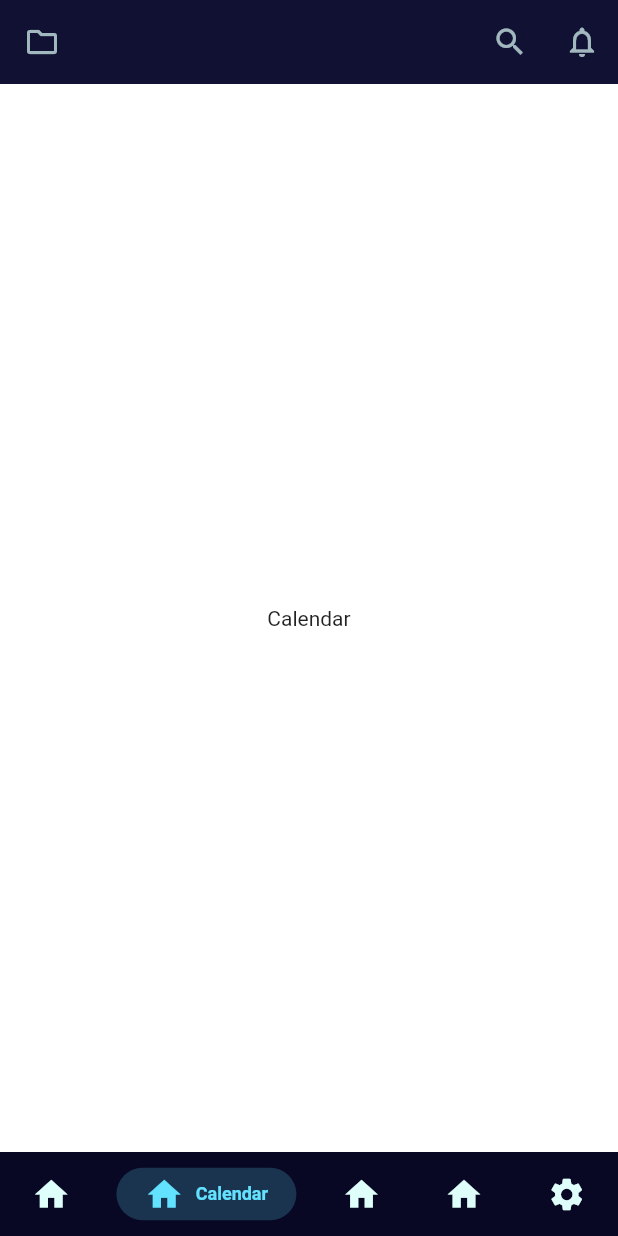
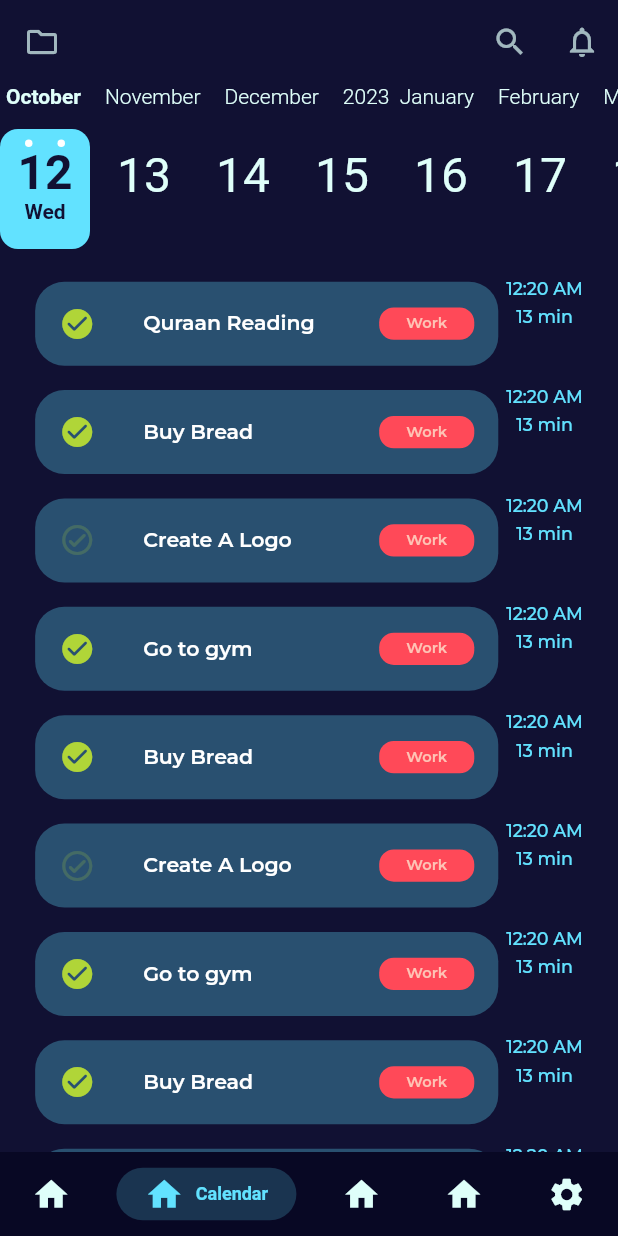
Before and after one commit to FouadBahari/nixo, a Flutter app: the MainScreen screen opened by its route, item 2 of the bottom bar chosen, on a phone screen of 412 x 824 dp. Run offline on Flutter 3.47's test engine with Material 2 defaults, Android fonts, the light colour scheme and no system bars; drawn by our look-alikes of calendar_timeline, flutter_slidable, persistent_bottom_nav_bar; our stand-ins replace bloc, equatable, firebase_core, fluttertoast, get, introduction_screen; accounts and stored records are empty; project files that could hold a hidden picture were left out.

Commit message:
calander

```diff
--- a/lib/core/utils/app_colors.dart
+++ b/lib/core/utils/app_colors.dart
@@ -8,6 +8,9 @@ class AppColors {
   static Color mistakes = HexColor.fromHex("#FF4958");
   static Color success = HexColor.fromHex("#B0D538");
   static Color appBarIConColor = HexColor.fromHex("#DFFFFA");
+  static Color boxColor = HexColor.fromHex("#295070");
+  static Color redTitle = HexColor.fromHex("#FEC3B5");
+
 
   static Color black = HexColor.fromHex("#000000");
   static Color white = HexColor.fromHex("#FFFFFF");
--- a/lib/core/utils/app_dimensions.dart
+++ b/lib/core/utils/app_dimensions.dart
@@ -5,7 +5,7 @@ class AppSize {
   static double screenWidth = Get.context!.width;
 
   static double factorHeight = screenHeight / 844;
-  static double factorwidth = screenHeight / 390;
+  static double factorwidth = screenWidth / 390;
 
   static double height1_5 = 1.5 * factorHeight;
   static double height2 = 2 * factorHeight;
@@ -27,6 +27,7 @@ class AppSize {
   static double height55 = 55 * factorHeight;
   static double height60 = 60 * factorHeight;
   static double height61 = 61 * factorHeight;
+  static double height62 = 62 * factorHeight;
   static double height80 = 80 * factorHeight;
   static double height100 = 100 * factorHeight;
   static double height120 = 120 * factorHeight;
@@ -52,6 +53,7 @@ class AppSize {
   static double width40 = 40 * factorwidth;
   static double width45 = 45 * factorwidth;
   static double width50 = 50 * factorwidth;
+  static double width60 = 60 * factorwidth;
   static double width100 = 100 * factorwidth;
   static double width120 = 120 * factorwidth;
   static double width150 = 150 * factorwidth;
@@ -97,6 +99,7 @@ class AppMargin {
   static double m18 = 18.0 * factorHeight;
   static double m20 = 20.0 * factorHeight;
   static double m24 = 24.0 * factorHeight;
+  static double m30 = 30.0 * factorHeight;
   static double m40 = 40.0 * factorHeight;
   static double m50 = 50.0 * factorHeight;
 }
--- /dev/null
+++ b/lib/core/widgets/listtile.dart
@@ -0,0 +1,107 @@
+import 'package:flutter/cupertino.dart';
+import 'package:flutter/material.dart';
+import 'package:flutter/src/widgets/container.dart';
+import 'package:flutter/src/widgets/framework.dart';
+import 'package:flutter_slidable/flutter_slidable.dart';
+import 'package:nixo/core/utils/app_colors.dart';
+import 'package:nixo/core/utils/app_dimensions.dart';
+import 'package:nixo/core/utils/app_styles.dart';
+
+class ToDoItemWidget extends StatelessWidget {
+  String name;
+  String catName;
+  String hour;
+  String timing;
+  bool isChecked;
+
+  ToDoItemWidget(
+      {super.key,
+      required this.name,
+      required this.catName,
+      required this.hour,
+      required this.isChecked,
+      required this.timing});
+
+  @override
+  Widget build(BuildContext context) {
+    return Container(
+      height: AppSize.height62,
+      margin: EdgeInsets.only(
+          left: AppMargin.m24, right: AppMargin.m24, bottom: AppMargin.m12),
+      child: ClipRRect(
+        clipBehavior: Clip.hardEdge,
+        child: Slidable(
+          endActionPane: ActionPane(motion: const ScrollMotion(), children: [
+            SlidableAction(
+              spacing: 5,
+              onPressed: (context) {},
+              backgroundColor: AppColors.mistakes,
+              icon: Icons.delete_forever_rounded,
+            ),
+          ]),
+          child: Row(
+            children: [
+              Expanded(
+                child: ListTile(
+                  iconColor: AppColors.success,
+                  shape: RoundedRectangleBorder(
+                      borderRadius: BorderRadius.circular(AppSize.radius20)),
+                  title: Text(name,
+                      style: getSemiBoldStyle(
+                          color: AppColors.white,
+                          fontSize: AppFontSize.font14)),
+                  tileColor: AppColors.boxColor,
+                  leading: isChecked
+                      ? Icon(
+                          Icons.check_circle_rounded,
+                          color: AppColors.success,
+                        )
+                      : Icon(
+                          Icons.check_circle_outline_rounded,
+                          color: AppColors.success.withOpacity(0.20),
+                        ),
+                  trailing: Container(
+                    alignment: Alignment.center,
+                    decoration: BoxDecoration(
+                      borderRadius: BorderRadius.circular(AppSize.radius10),
+                      color: AppColors.mistakes,
+                    ),
+                    height: AppSize.height22,
+                    width: AppSize.width60,
+                    child: Text(
+                      catName,
+                      style: getSemiBoldStyle(
+                          color: AppColors.redTitle,
+                          fontSize: AppFontSize.font10),
+                    ),
+                  ),
+                ),
+              ),
+              SizedBox(
+                width: AppSize.width5,
+              ),
+              Column(
+                children: [
+                  Text(hour,
+                      style: getMediumStyle(
+                          color: AppColors.primary,
+                          fontSize: AppFontSize.font12)),
+                  SizedBox(
+                    height: AppSize.height5,
+                  ),
+                  Text(
+                    timing,
+                    style: getMediumStyle(
+                      color: AppColors.primary,
+                      fontSize: AppFontSize.font12,
+                    ),
+                  )
+                ],
+              )
+            ],
+          ),
+        ),
+      ),
+    );
+  }
+}
--- a/lib/features/Calendar/presentation/pages/calendar_screen.dart
+++ b/lib/features/Calendar/presentation/pages/calendar_screen.dart
@@ -1,4 +1,8 @@
 import 'package:flutter/material.dart';
+import 'package:nixo/core/utils/app_colors.dart';
+import 'package:calendar_timeline/calendar_timeline.dart';
+import 'package:nixo/core/utils/app_dimensions.dart';
+import 'package:nixo/core/widgets/listtile.dart';
 
 class CalendarScreen extends StatefulWidget {
   const CalendarScreen({super.key});
@@ -9,7 +13,117 @@ class CalendarScreen extends StatefulWidget {
 
 class _CalendarScreenState extends State<CalendarScreen> {
   @override
+  void initState() {
+    super.initState();
+    _resetSelectedDate();
+  }
+
+  void _resetSelectedDate() {
+    _selectedDate = DateTime.now().add(Duration(days: 2));
+  }
+
+  late DateTime _selectedDate;
+  Widget _buildCalanderBody() {
+    return Column(
+      children: [
+        Container(
+          color: AppColors.system,
+          child: CalendarTimeline(
+            initialDate: DateTime.now(),
+            firstDate: DateTime.utc(2022),
+            lastDate: DateTime.now().add(Duration(days: 365 * 4)),
+            onDateSelected: (date) => setState(
+              () => _selectedDate = date,
+            ),
+            monthColor: AppColors.appBarIConColor,
+            dayColor: AppColors.appBarIConColor,
+            dayNameColor: AppColors.system,
+            activeDayColor: AppColors.system,
+            activeBackgroundDayColor: AppColors.primary,
+            dotsColor: AppColors.white,
+            selectableDayPredicate: (date) => date.day != 23,
+          ),
+        ),
+        SizedBox(
+          height: AppSize.height20,
+        ),
+        Expanded(
+          child: ListView(
+            physics: const BouncingScrollPhysics(
+              parent: AlwaysScrollableScrollPhysics(),
+            ),
+            shrinkWrap: true,
+            children: [
+              ToDoItemWidget(
+                  name: "Quraan Reading",
+                  catName: 'Work',
+                  hour: '12:20 AM',
+                  isChecked: true,
+                  timing: '13 min'),
+              ToDoItemWidget(
+                  name: "Buy Bread",
+                  catName: 'Work',
+                  hour: '12:20 AM',
+                  isChecked: true,
+                  timing: '13 min'),
+              ToDoItemWidget(
+                  name: "Create A Logo",
+                  catName: 'Work',
+                  hour: '12:20 AM',
+                  isChecked: false,
+                  timing: '13 min'),
+              ToDoItemWidget(
+                  name: "Go to gym",
+                  catName: 'Work',
+                  hour: '12:20 AM',
+                  isChecked: true,
+                  timing: '13 min'),
+              ToDoItemWidget(
+                  name: "Buy Bread",
+                  catName: 'Work',
+                  hour: '12:20 AM',
+                  isChecked: true,
+                  timing: '13 min'),
+              ToDoItemWidget(
+                  name: "Create A Logo",
+                  catName: 'Work',
+                  hour: '12:20 AM',
+                  isChecked: false,
+                  timing: '13 min'),
+              ToDoItemWidget(
+                  name: "Go to gym",
+                  catName: 'Work',
+                  hour: '12:20 AM',
+                  isChecked: true,
+                  timing: '13 min'),
+              ToDoItemWidget(
+                  name: "Buy Bread",
+                  catName: 'Work',
+                  hour: '12:20 AM',
+                  isChecked: true,
+                  timing: '13 min'),
+              ToDoItemWidget(
+                  name: "Create A Logo",
+                  catName: 'Work',
+                  hour: '12:20 AM',
+                  isChecked: false,
+                  timing: '13 min'),
+              ToDoItemWidget(
+                  name: "Go to gym",
+                  catName: 'Work',
+                  hour: '12:20 AM',
+                  isChecked: true,
+                  timing: '13 min'),
+            ],
+          ),
+        ),
+      ],
+    );
+  }
+
+  @override
   Widget build(BuildContext context) {
-    return Center(child: Text('Calendar'),);
+    return Scaffold(
+        backgroundColor: AppColors.system, body: _buildCalanderBody());
   }
 }
--- a/pubspec.yaml
+++ b/pubspec.yaml
@@ -29,6 +29,8 @@ dependencies:
   introduction_screen: ^3.0.2
   shared_preferences: ^2.0.15
   persistent_bottom_nav_bar: ^5.0.2
+  calendar_timeline: ^1.0.5
+  flutter_slidable: ^2.0.0
 
 dev_dependencies:
   change_app_package_name: ^1.1.0
```
Also changed, not shown: pubspec.lock.
